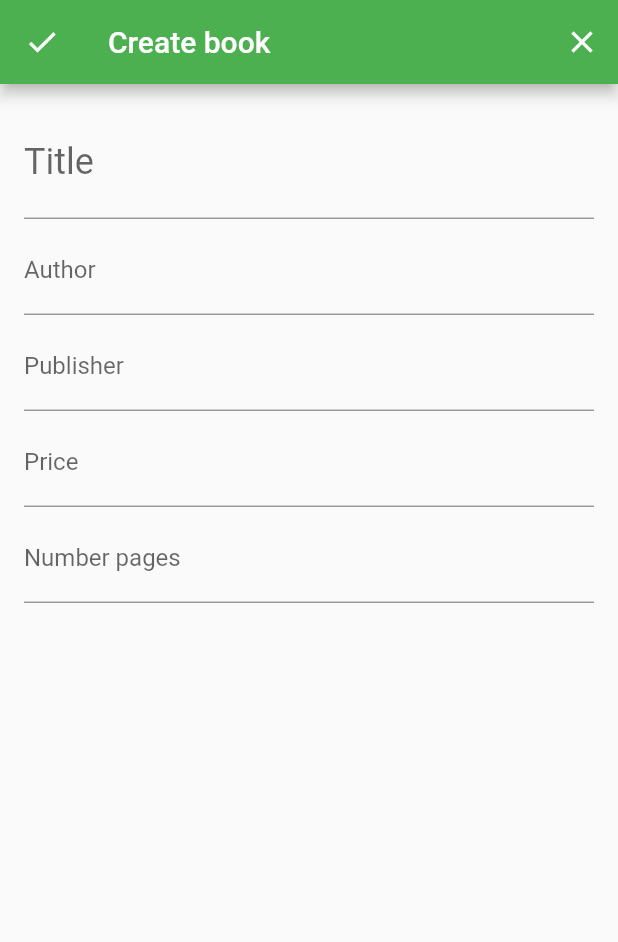
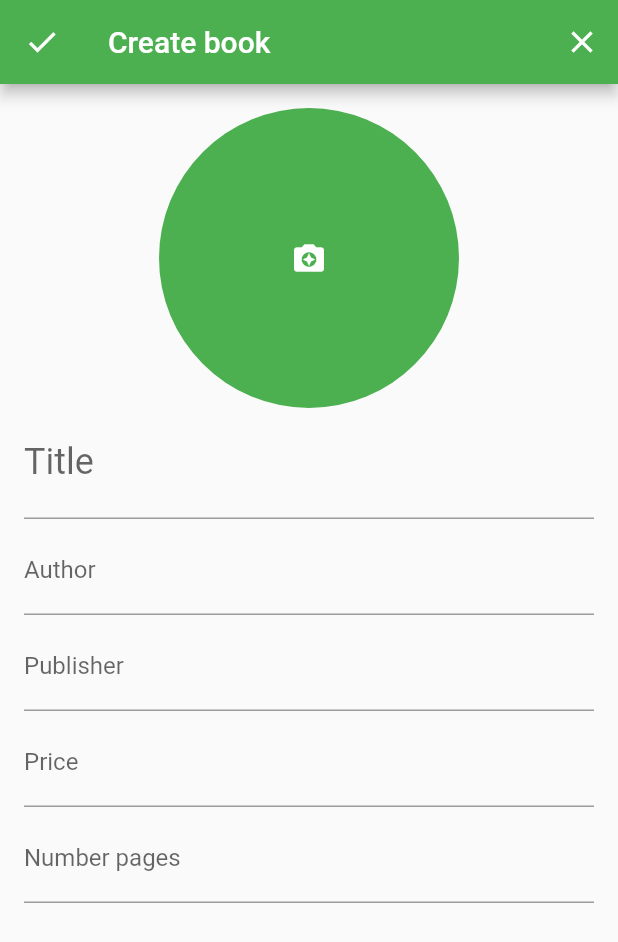
Before and after one commit to codinguniverse-de/trackit, a Flutter app: the screen it shows after launch, after a tap on the "search" icon, after a tap on the "add" icon, on a phone screen of 412 x 824 dp. Shown: the top 942 px of the screen. Run offline on Flutter 3.47's test engine with Material 2 defaults, Android fonts, the phone set to English and light mode, and no system bars; our stand-ins replace camera, smooth_star_rating, sqflite; accounts and stored records are empty.

Commit message:
Add camera route

```diff
--- a/lib/main.dart
+++ b/lib/main.dart
@@ -5,6 +5,7 @@ import 'package:track_it/model/books_model.dart';
 import 'package:track_it/pages/book_page.dart';
 import 'package:track_it/pages/books_page.dart';
 import 'package:flutter_localizations/flutter_localizations.dart';
+import 'package:track_it/pages/camera_page.dart';
 import 'package:track_it/pages/edit_book_page.dart';
 import 'package:track_it/pages/settings_page.dart';
 import 'package:track_it/pages/statistics_page.dart';
@@ -37,7 +38,8 @@ class MyApp extends StatelessWidget {
           '/': (BuildContext context) => BooksPage(model),
           '/create': (BuildContext context) => EditBookPage(),
           '/settings': (BuildContext context) => SettingsPage(),
-          '/statistics': (BuildContext context) => StatisticsPage()
+          '/statistics': (BuildContext context) => StatisticsPage(),
+          '/camera': (BuildContext context) => CameraPage(),
         },
         onGenerateRoute: (RouteSettings settings) {
           final List<String> pathElements = settings.name.split('/');
--- a/lib/pages/edit_book_page.dart
+++ b/lib/pages/edit_book_page.dart
@@ -3,6 +3,7 @@ import 'package:scoped_model/scoped_model.dart';
 import 'package:track_it/data/book.dart';
 import 'package:track_it/model/books_model.dart';
 import 'package:track_it/util/localization.dart';
+import 'package:camera/camera.dart';
 
 class EditBookPage extends StatefulWidget {
   final Book editBook;
@@ -15,7 +16,10 @@ class EditBookPage extends StatefulWidget {
   }
 }
 
+List<CameraDescription> cameras;
+
 class _EditBookPageState extends State<EditBookPage> {
+  CameraController controller;
   final GlobalKey<FormState> _formKey = GlobalKey<FormState>();
   Map<String, dynamic> _formData = {
     'title': null,
@@ -24,6 +28,22 @@ class _EditBookPageState extends State<EditBookPage> {
     'price': 0.0,
     'numPages': 0,
   };
+
+  @override
+  void initState() {
+    super.initState();
+    initCamera();
+  }
+
+  void initCamera() async {
+    cameras = await availableCameras();
+    controller = CameraController(cameras[0], ResolutionPreset.medium);
+    await controller.initialize();
+    if (!mounted)
+      return;
+    else
+      setState(() {});
+  }
 
   @override
   Widget build(BuildContext context) {
@@ -55,6 +75,7 @@ class _EditBookPageState extends State<EditBookPage> {
           key: _formKey,
           child: ListView(
             children: <Widget>[
+              buildImageContainer(context),
               buildTitleText(context),
               SizedBox(
                 height: 5.0,
@@ -81,7 +102,8 @@ class _EditBookPageState extends State<EditBookPage> {
 
   TextFormField buildPagesText(BuildContext context) {
     return TextFormField(
-      initialValue: widget.editBook == null ? '' : widget.editBook.numPages.toString(),
+      initialValue:
+          widget.editBook == null ? '' : widget.editBook.numPages.toString(),
       decoration: InputDecoration(
         labelText: Localization.of(context).bookPages,
       ),
@@ -103,7 +125,8 @@ class _EditBookPageState extends State<EditBookPage> {
 
   TextFormField buildPriceText(BuildContext context) {
     return TextFormField(
-      initialValue: widget.editBook == null ? '' : widget.editBook.price.toString(),
+      initialValue:
+          widget.editBook == null ? '' : widget.editBook.price.toString(),
       decoration: InputDecoration(
         labelText: Localization.of(context).bookPrice,
       ),
@@ -125,7 +148,8 @@ class _EditBookPageState extends State<EditBookPage> {
 
   TextFormField buildPublisherText(BuildContext context) {
     return TextFormField(
-      initialValue: widget.editBook == null ? '' : widget.editBook.publisher ?? '',
+      initialValue:
+          widget.editBook == null ? '' : widget.editBook.publisher ?? '',
       decoration: InputDecoration(
         labelText: Localization.of(context).bookPublisher,
       ),
@@ -202,4 +226,30 @@ class _EditBookPageState extends State<EditBookPage> {
       model.updateBook(book);
     }
   }
+
+  Widget buildImageContainer(BuildContext context) {
+    return Center(
+      child: Container(
+        height: 200.0,
+        width: 200.0,
+        decoration: BoxDecoration(
+          borderRadius: BorderRadius.circular(100.0),
+          color: Colors.green,
+        ),
+        child: Center(
+          child: Stack(
+            children: <Widget>[
+              IconButton(
+                icon: Icon(Icons.camera_enhance),
+                color: Colors.white,
+                onPressed: () {
+                  Navigator.of(context).pushNamed('/camera');
+                },
+              ),
+            ],
+          ),
+        ),
+      ),
+    );
+  }
 }
--- a/pubspec.yaml
+++ b/pubspec.yaml
@@ -26,6 +26,7 @@ dependencies:
   smooth_star_rating: 1.0.1
   path_provider: ^0.4.1
   charts_flutter: ^0.5.0
+  camera: ^0.2.6
 
 
 dev_dependencies:
```
Also changed, not shown: lib/pages/camera_page.dart (added, +52 -0 lines), 1 other file.
